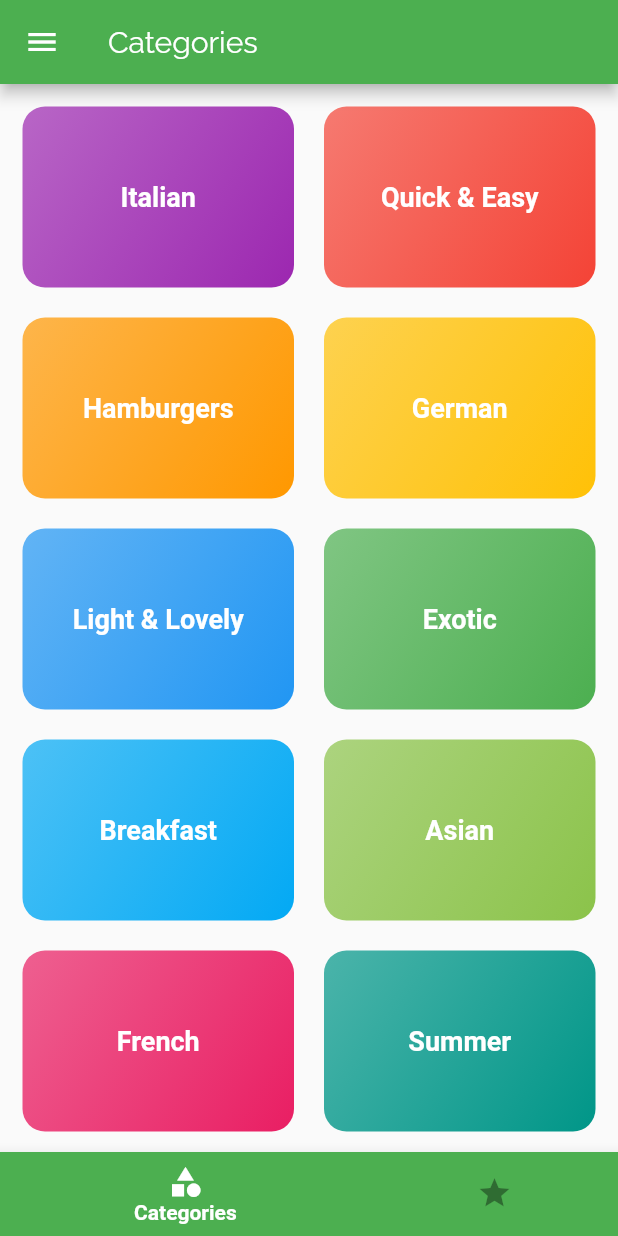
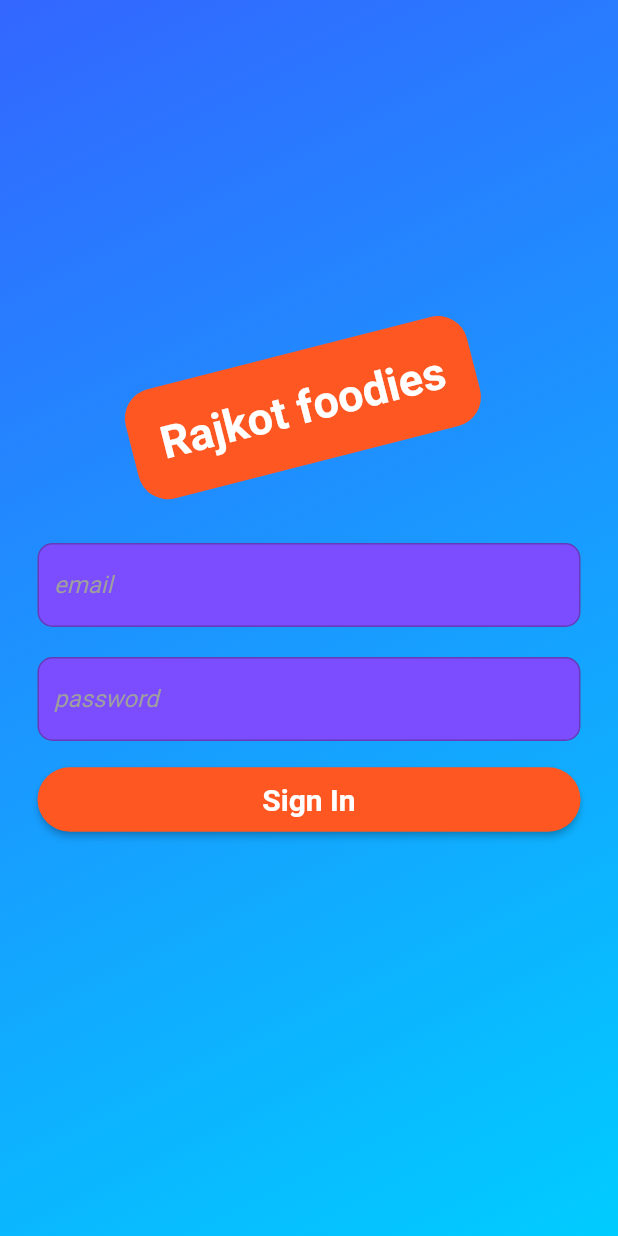
Before and after one commit to Nikunj2505/rajkot-foodies, a Flutter app: the screen it shows after launch, on a phone screen of 412 x 824 dp. Run offline on Flutter 3.47's test engine with Material 2 defaults, Android fonts, the phone set to English and light mode, and no system bars; our stand-ins replace fluttertoast, image_picker, shared_preferences, sqflite; accounts and stored records are empty.

Commit message:
Authentication added with sign in, sign up and logout.

```diff
--- /dev/null
+++ b/lib/helper/custom_http_exception.dart
@@ -0,0 +1,9 @@
+class CustomHttpException implements Exception {
+  final String _message;
+  CustomHttpException(this._message);
+  @override
+  String toString() {
+    return _message;
+    // return super.toString();
+  }
+}
--- a/lib/main.dart
+++ b/lib/main.dart
@@ -1,6 +1,7 @@
 import 'package:flutter/material.dart';
 import 'package:provider/provider.dart';
 
+import './providers/auth_provider.dart';
 import './providers/favorite_providers.dart';
 import './providers/filter_meals_providers.dart';
 import './providers/filter_providers.dart';
@@ -9,6 +10,7 @@ import './screens/categories_meals_screen.dart';
 import './screens/feedback.dart';
 import './screens/filters.dart';
 import './screens/food_gallery.dart';
+import './screens/login_screen.dart';
 import './screens/meals_details_screen.dart';
 import './screens/tab_screen.dart';
 
@@ -34,6 +36,9 @@ class _MyAppState extends State<MyApp> {
         ChangeNotifierProvider(
           create: (ctx) => FilterProviders(),
         ),
+        ChangeNotifierProvider(
+          create: (ctx) => AuthProvider(),
+        ),
         ChangeNotifierProxyProvider<FilterProviders, FilterMealsProviders>(
           create: (ctx) => FilterMealsProviders(null),
           update: (ctx, filter, previous) => FilterMealsProviders(filter),
@@ -45,7 +50,8 @@ class _MyAppState extends State<MyApp> {
           create: (ctx) => FoodGalleryProvider(),
         )
       ],
-      child: MaterialApp(
+      child: Consumer<AuthProvider>(
+        builder: (ctx, auth, _) => MaterialApp(
           title: 'Foodies',
           debugShowCheckedModeBanner: false,
           theme: ThemeData(
@@ -66,15 +72,29 @@ class _MyAppState extends State<MyApp> {
                   ),
                 ),
           ),
-        initialRoute: '/',
+          home: auth.isAuthenticated()
+              ? TabsScreen()
+              : FutureBuilder(
+                  future: auth.checkForAutoLogin(),
+                  builder:
+                      (BuildContext context, AsyncSnapshot<bool> snapshot) =>
+                          (snapshot.connectionState == ConnectionState.waiting)
+                              ? Container(
+                                  width: double.infinity,
+                                  height: double.infinity,
+                                  color: Colors.white,
+                                )
+                              : LoginScreen(),
+                ),
           routes: {
-          '/': (_) => TabsScreen(),
-          CategoriesMealsScreen.route: (ctx) => CategoriesMealsScreen(),
-          MealsDetailsScreen.route: (ctx) => MealsDetailsScreen(),
-          FiltersScreen.route: (ctx) => FiltersScreen(),
-          FeedbackScreen.route: (ctx) => FeedbackScreen(),
-          FoodGallery.route: (ctx) => FoodGallery(),
+            TabsScreen.routeName: (_) => TabsScreen(),
+            CategoriesMealsScreen.routeName: (ctx) => CategoriesMealsScreen(),
+            MealsDetailsScreen.routeName: (ctx) => MealsDetailsScreen(),
+            FiltersScreen.routeName: (ctx) => FiltersScreen(),
+            FeedbackScreen.routeName: (ctx) => FeedbackScreen(),
+            FoodGallery.routeName: (ctx) => FoodGallery(),
           },
+        ),
       ),
     );
   }
--- /dev/null
+++ b/lib/providers/auth_provider.dart
@@ -0,0 +1,145 @@
+import 'dart:convert';
+
+import 'package:flutter/foundation.dart';
+import 'package:http/http.dart' as http;
+import 'package:shared_preferences/shared_preferences.dart';
+
+import '../helper/custom_http_exception.dart';
+
+class AuthProvider with ChangeNotifier {
+  String? _idToken;
+  String? _userId;
+  String? _emailAddress;
+  DateTime? _expiredAt;
+
+  bool isAuthenticated() {
+    return token != null;
+  }
+
+  String? get token {
+    if (_idToken != null &&
+        _userId != null &&
+        _expiredAt != null &&
+        _expiredAt!.isAfter(DateTime.now())) {
+      return _idToken;
+    }
+    return null;
+  }
+
+  static const _FIREBASE_WEB_API_KEY =
+      'AIzaSyAbS0nIygXwMyRYXvk5AxWokLQeEFFAmTE';
+
+  Future<void> doSignUp(String email, String password) async {
+    final response = await http.post(
+      Uri.parse(
+        'https://identitytoolkit.googleapis.com/v1/accounts:signUp?key=$_FIREBASE_WEB_API_KEY',
+      ),
+      body: jsonEncode(
+        {
+          'email': email,
+          'password': password,
+          'returnSecureToken': true,
+        },
+      ),
+    );
+    try {
+      if (response.statusCode == 200) {
+        setAuthenticationResponse(response);
+      } else if (response.statusCode == 400) {
+        final responseData = jsonDecode(response.body);
+        if (responseData['error'] != null) {
+          throw CustomHttpException(responseData['error']['message']);
+        }
+      }
+    } catch (error) {
+      throw error;
+    }
+  }
+
+  Future<void> doSignIn(String email, String password) async {
+    final response = await http.post(
+      Uri.parse(
+        'https://identitytoolkit.googleapis.com/v1/accounts:signInWithPassword?key=$_FIREBASE_WEB_API_KEY',
+      ),
+      body: jsonEncode(
+        {
+          'email': email,
+          'password': password,
+          'returnSecureToken': true,
+        },
+      ),
+    );
+
+    try {
+      if (response.statusCode == 200) {
+        debugPrint('$response');
+        setAuthenticationResponse(response);
+      } else if (response.statusCode == 400) {
+        final error = jsonDecode(response.body);
+        debugPrint('$error');
+        // do auto sign up if new email address.
+        if (error['error']['message'] == 'EMAIL_NOT_FOUND') {
+          await doSignUp(email, password);
+        } else {
+          throw CustomHttpException(error['error']['message']);
+        }
+      }
+    } catch (error) {
+      throw error;
+    }
+  }
+
+  Future<void> setAuthenticationResponse(http.Response response) async {
+    final res = jsonDecode(response.body);
+    _idToken = res['idToken'];
+    _userId = res['localId'];
+    _emailAddress = res['email'];
+    _expiredAt = DateTime.now().add(
+      Duration(
+        seconds: int.parse(res['expiresIn']),
+      ),
+    );
+    notifyListeners();
+    final preference = await SharedPreferences.getInstance();
+    preference.setString(
+      'userData',
+      jsonEncode(
+        {
+          'token': _idToken!,
+          'userId': _userId!,
+          'email': _emailAddress!,
+          'expiredAt': _expiredAt!.toIso8601String(),
+        },
+      ),
+    );
+  }
+
+  Future<void> doLogout() async {
+    _idToken = null;
+    _userId = null;
+    _expiredAt = null;
+    final preference = await SharedPreferences.getInstance();
+    // preference.remove('userData');
+    preference.clear();
+    notifyListeners();
+  }
+
+  Future<bool> checkForAutoLogin() async {
+    final preference = await SharedPreferences.getInstance();
+    if (!preference.containsKey('userData')) {
+      return false;
+    }
+    final jsonString = preference.getString('userData');
+    if (jsonString == null) return false;
+    final data = jsonDecode(jsonString) as Map<String, dynamic>;
+    final date = DateTime.parse(data['expiredAt']);
+    if (date.isBefore(DateTime.now())) {
+      return false;
+    }
+    _idToken = data['token'];
+    _userId = data['userId'];
+    _expiredAt = date;
+    notifyListeners();
+    return true;
+  }
+}
--- a/lib/screens/categories_meals_screen.dart
+++ b/lib/screens/categories_meals_screen.dart
@@ -6,7 +6,7 @@ import '../providers/filter_meals_providers.dart';
 import '../widgets/meals_list_item.dart';
 
 class CategoriesMealsScreen extends StatelessWidget {
-  static const route = '/categories-meals';
+  static const routeName = '/categories-meals';
   static const categoryId = 'meals_id';
   static const categoryTitle = 'meals_title';
 
@@ -18,7 +18,8 @@ class CategoriesMealsScreen extends StatelessWidget {
     var arguments =
         ModalRoute.of(context)!.settings.arguments as Map<String, String>;
     final String? categoryId = arguments[CategoriesMealsScreen.categoryId];
-    final String categoryTitle = arguments[CategoriesMealsScreen.categoryTitle]!;
+    final String categoryTitle =
+        arguments[CategoriesMealsScreen.categoryTitle]!;
 
     final mealList = meals.where((mealItem) {
       return mealItem.categories.contains(categoryId);
--- a/lib/screens/feedback.dart
+++ b/lib/screens/feedback.dart
@@ -5,7 +5,7 @@ import 'package:flutter/widgets.dart';
 import '../widgets/main_drawer.dart';
 
 class FeedbackScreen extends StatefulWidget {
-  static const String route = '/feedback';
+  static const String routeName = '/feedback';
 
   @override
   _FeedbackScreenState createState() => _FeedbackScreenState();
--- a/lib/screens/filters.dart
+++ b/lib/screens/filters.dart
@@ -6,7 +6,7 @@ import '../widgets/main_drawer.dart';
 import '../widgets/switch_list_item.dart';
 
 class FiltersScreen extends StatefulWidget {
-  static const route = '/filters';
+  static const routeName = '/filters';
   @override
   _FiltersScreenState createState() => _FiltersScreenState();
 }
--- a/lib/screens/food_gallery.dart
+++ b/lib/screens/food_gallery.dart
@@ -10,7 +10,7 @@ import '../providers/food_gallery_providers.dart';
 import '../widgets/main_drawer.dart';
 
 class FoodGallery extends StatelessWidget {
-  static const String route = "/food-gallery";
+  static const String routeName = "/food-gallery";
 
   const FoodGallery({Key? key}) : super(key: key);
 
--- /dev/null
+++ b/lib/screens/login_screen.dart
@@ -0,0 +1,75 @@
+import 'package:flutter/material.dart';
+
+import '../widgets/auth_card.dart';
+
+class LoginScreen extends StatefulWidget {
+  const LoginScreen({Key? key}) : super(key: key);
+
+  @override
+  _LoginScreenState createState() => _LoginScreenState();
+}
+
+class _LoginScreenState extends State<LoginScreen> {
+  @override
+  Widget build(BuildContext context) {
+    final deviceSize = MediaQuery.of(context).size;
+    return Scaffold(
+      body: Stack(
+        children: [
+          Container(
+            decoration: BoxDecoration(
+              gradient: LinearGradient(
+                colors: [
+                  const Color(0xFF3366FF),
+                  const Color(0xFF00CCFF),
+                ],
+                begin: Alignment.topLeft,
+                end: Alignment.bottomRight,
+              ),
+            ),
+          ),
+          SingleChildScrollView(
+            child: Container(
+              height: deviceSize.height,
+              width: deviceSize.width,
+              child: Column(
+                mainAxisAlignment: MainAxisAlignment.center,
+                crossAxisAlignment: CrossAxisAlignment.center,
+                children: [
+                  Flexible(
+                    child: Container(
+                      padding: EdgeInsets.symmetric(
+                        vertical: 20,
+                        horizontal: 20,
+                      ),
+                      transform: Matrix4.rotationZ(-0.25)..translate(-10.0),
+                      decoration: BoxDecoration(
+                        color: Colors.deepOrange,
+                        borderRadius: BorderRadius.circular(20),
+                      ),
+                      margin: EdgeInsets.only(
+                        bottom: 15,
+                      ),
+                      child: Text(
+                        'Rajkot foodies',
+                        style: TextStyle(
+                          fontSize: 30,
+                          color: Colors.white,
+                          fontWeight: FontWeight.bold,
+                        ),
+                      ),
+                    ),
+                  ),
+                  Flexible(
+                    flex: deviceSize.width > 600 ? 1 : 2,
+                    child: AuthCard(),
+                  ),
+                ],
+              ),
+            ),
+          )
+        ],
+      ),
+    );
+  }
+}
--- a/lib/screens/meals_details_screen.dart
+++ b/lib/screens/meals_details_screen.dart
@@ -6,7 +6,7 @@ import '../dummy_data.dart';
 import '../providers/favorite_providers.dart';
 
 class MealsDetailsScreen extends StatelessWidget {
-  static const route = '/meal-details';
+  static const routeName = '/meal-details';
 
   Widget spacingBetweenWidgets() {
     return const SizedBox(
--- a/lib/screens/tab_screen.dart
+++ b/lib/screens/tab_screen.dart
@@ -5,6 +5,7 @@ import './favorites_screen.dart';
 import '../widgets/main_drawer.dart';
 
 class TabsScreen extends StatefulWidget {
+  static const routeName = '/tab-screen';
   @override
   _TabsScreenState createState() => _TabsScreenState();
 }
--- /dev/null
+++ b/lib/widgets/auth_card.dart
@@ -0,0 +1,197 @@
+import 'package:flutter/cupertino.dart';
+import 'package:flutter/material.dart';
+import 'package:fluttertoast/fluttertoast.dart';
+import 'package:foodies/helper/custom_http_exception.dart';
+import 'package:provider/provider.dart';
+
+import '../providers/auth_provider.dart';
+
+class AuthCard extends StatefulWidget {
+  const AuthCard({Key? key}) : super(key: key);
+
+  @override
+  _AuthCardState createState() => _AuthCardState();
+}
+
+class _AuthCardState extends State<AuthCard> {
+  final GlobalKey<FormState> _formKey = GlobalKey();
+  String? _email;
+  String? _password;
+  bool _isLoading = false;
+
+  void _showToastMessage(String message) {
+    Fluttertoast.showToast(
+      msg: message,
+      toastLength: Toast.LENGTH_LONG,
+      gravity: ToastGravity.BOTTOM,
+      textColor: Colors.white,
+      backgroundColor: Colors.black45,
+      fontSize: 20,
+    );
+  }
+
+  Future<void> _signIn() async {
+    if (!_formKey.currentState!.validate()) {
+      return;
+    }
+    _formKey.currentState!.save();
+    if (_email == null || _password == null) {
+      return;
+    }
+    setState(() {
+      _isLoading = true;
+    });
+
+    try {
+      await Provider.of<AuthProvider>(context, listen: false)
+          .doSignIn(_email!, _password!);
+      _showToastMessage('You are logged in successfully!');
+    } on CustomHttpException catch (error) {
+      var message = 'Not able to logged in!';
+      if (error.toString().contains('EMAIL_NOT_FOUND')) {
+        message = 'There is no user record corresponding to this identifier';
+      } else if (error.toString().contains('INVALID_PASSWORD')) {
+        message = 'The password is invalid or user does not have a password';
+      } else if (error.toString().contains('USER_DISABLED')) {
+        message = 'User account has been disabled by admin';
+      } else if (error.toString().contains('EMAIL_EXISTS')) {
+        message = 'This email is already in use';
+      } else if (error.toString().contains('OPERATION_NOT_ALLOWED')) {
+        message = 'Password sign-in is disabled for this project';
+      } else if (error.toString().contains('TOO_MANY_ATTEMPTS_TRY_LATER')) {
+        message =
+            'We have blocked all requests from this device due to unusual activity. Try again later';
+      }
+      _showToastMessage(message);
+    } catch (error) {
+      _showToastMessage('Not able to logged in, Please try again later!');
+    }
+
+    setState(() {
+      _isLoading = false;
+    });
+  }
+
+  @override
+  Widget build(BuildContext context) {
+    return Form(
+      key: _formKey,
+      child: SingleChildScrollView(
+        child: Column(
+          children: [
+            Container(
+              margin: const EdgeInsets.symmetric(
+                vertical: 10,
+                horizontal: 25,
+              ),
+              padding: const EdgeInsets.symmetric(horizontal: 10, vertical: 3),
+              decoration: BoxDecoration(
+                color: Colors.deepPurpleAccent,
+                border: Border.all(
+                  color: Colors.deepPurple,
+                ),
+                borderRadius: BorderRadius.circular(
+                  10,
+                ),
+              ),
+              child: TextFormField(
+                validator: (value) {
+                  if ((value?.isEmpty ?? true) ||
+                      !(value?.contains('@') ?? false)) {
+                    return 'please enter valid email address';
+                  }
+                  return null;
+                },
+                onSaved: (value) {
+                  _email = value;
+                },
+                textInputAction: TextInputAction.next,
+                keyboardType: TextInputType.emailAddress,
+                style: TextStyle(
+                  color: Colors.white,
+                  fontStyle: FontStyle.italic,
+                ),
+                cursorColor: Colors.white,
+                decoration: InputDecoration(
+                  hintStyle: TextStyle(
+                    color: Colors.grey,
+                  ),
+                  hintText: 'email',
+                  border: InputBorder.none,
+                ),
+              ),
+            ),
+            Container(
+              margin: const EdgeInsets.symmetric(
+                vertical: 10,
+                horizontal: 25,
+              ),
+              padding: const EdgeInsets.symmetric(horizontal: 10, vertical: 3),
+              decoration: BoxDecoration(
+                color: Colors.deepPurpleAccent,
+                border: Border.all(
+                  color: Colors.deepPurple,
+                ),
+                borderRadius: BorderRadius.circular(
+                  10,
+                ),
+              ),
+              child: TextFormField(
+                validator: (value) {
+                  if (value == null || value.isEmpty || value.length < 6) {
+                    return 'please enter password';
+                  }
+                  return null;
+                },
+                obscureText: true,
+                keyboardType: TextInputType.text,
+                textInputAction: TextInputAction.done,
+                style: TextStyle(
+                  color: Colors.white,
+                  fontStyle: FontStyle.italic,
+                ),
+                cursorColor: Colors.white,
+                decoration: InputDecoration(
+                  hintStyle: TextStyle(
+                    color: Colors.grey,
+                  ),
+                  hintText: 'password',
+                  border: InputBorder.none,
+                ),
+                onSaved: (value) {
+                  _password = value;
+                },
+              ),
+            ),
+            _isLoading
+                ? CircularProgressIndicator()
+                : Container(
+                    width: double.infinity,
+                    margin:
+                        const EdgeInsets.symmetric(horizontal: 25, vertical: 5),
+                    child: ElevatedButton(
+                      child: Text('Sign In'),
+                      style: ElevatedButton.styleFrom(
+                        padding: const EdgeInsets.only(
+                          top: 10,
+                          bottom: 10,
+                        ),
+                        primary: Colors.deepOrange,
+                        onPrimary: Colors.white,
+                        textStyle: TextStyle(
+                          fontWeight: FontWeight.bold,
+                          fontSize: 20,
+                        ),
+                        shape: RoundedRectangleBorder(
+                          borderRadius: BorderRadius.circular(50),
+                        ),
+                      ),
+                      onPressed: () => _signIn(),
+                    ),
+                  ),
+          ],
+        ),
+      ),
+    );
+  }
+}
--- a/lib/widgets/categories_list_items.dart
+++ b/lib/widgets/categories_list_items.dart
@@ -11,7 +11,7 @@ class CategoriesListItems extends StatelessWidget {
       {required this.id, required this.title, required this.color});
 
   void openCategoriesMealsScreen({required BuildContext ctx}) {
-    Navigator.pushNamed(ctx, CategoriesMealsScreen.route, arguments: {
+    Navigator.pushNamed(ctx, CategoriesMealsScreen.routeName, arguments: {
       CategoriesMealsScreen.categoryId: id,
       CategoriesMealsScreen.categoryTitle: title
     });
--- a/lib/widgets/meals_list_item.dart
+++ b/lib/widgets/meals_list_item.dart
@@ -67,7 +67,7 @@ class MealsListItem extends StatelessWidget {
   }
 
   void _moveToDetailScreen(BuildContext ctx) {
-    Navigator.pushNamed(ctx, MealsDetailsScreen.route, arguments: id);
+    Navigator.pushNamed(ctx, MealsDetailsScreen.routeName, arguments: id);
   }
 
   @override
--- a/pubspec.yaml
+++ b/pubspec.yaml
@@ -28,6 +28,9 @@ dependencies:
   path: ^1.8.0
   path_provider: ^2.0.1
   sqflite: ^2.0.0+3
+  fluttertoast: ^8.0.7
+  shared_preferences: ^2.0.5
+
 
   # The following adds the Cupertino Icons font to your application.
   # Use with the CupertinoIcons class for iOS style icons.
```
Also changed, not shown: lib/widgets/main_drawer.dart (+41 -10 lines). Lines whose indentation alone changed are shown as unchanged.
